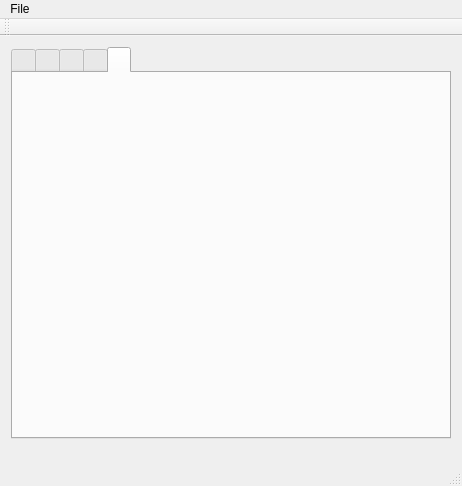
First picture: the form in remote/mainwindow.ui, repository cvilas/envmon, before the edit.
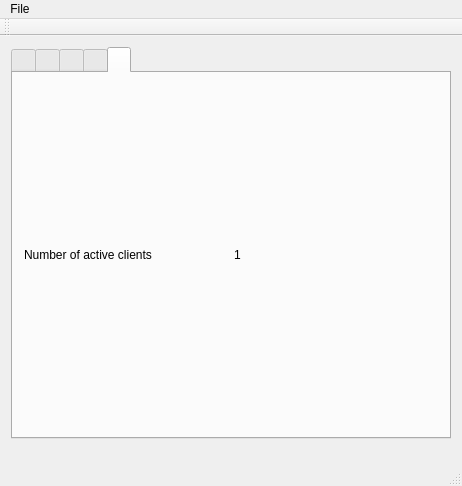
Second picture: the form after the edit. The open tabs and pages were chosen to show the change. Icons and pictures are not drawn. Custom widgets are drawn as their Qt base class.

```diff
--- a/remote/mainwindow.ui
+++ b/remote/mainwindow.ui
@@ -17,6 +17,9 @@
    <layout class="QGridLayout" name="gridLayout_6">
     <item row="0" column="0">
      <widget class="QTabWidget" name="tabWidget">
+      <property name="tabPosition">
+       <enum>QTabWidget::North</enum>
+      </property>
       <property name="currentIndex">
        <number>1</number>
       </property>
@@ -333,6 +336,22 @@
        <attribute name="title">
         <string/>
        </attribute>
+       <layout class="QGridLayout" name="gridLayout_7">
+        <item row="0" column="0">
+         <widget class="QLabel" name="lblnClients">
+          <property name="text">
+           <string>Number of active clients</string>
+          </property>
+         </widget>
+        </item>
+        <item row="0" column="1">
+         <widget class="QLabel" name="numClients">
+          <property name="text">
+           <string>1</string>
+          </property>
+         </widget>
+        </item>
+       </layout>
       </widget>
      </widget>
     </item>
```
Left out of the diff: 2 changed lines with no effect on the pictures.
